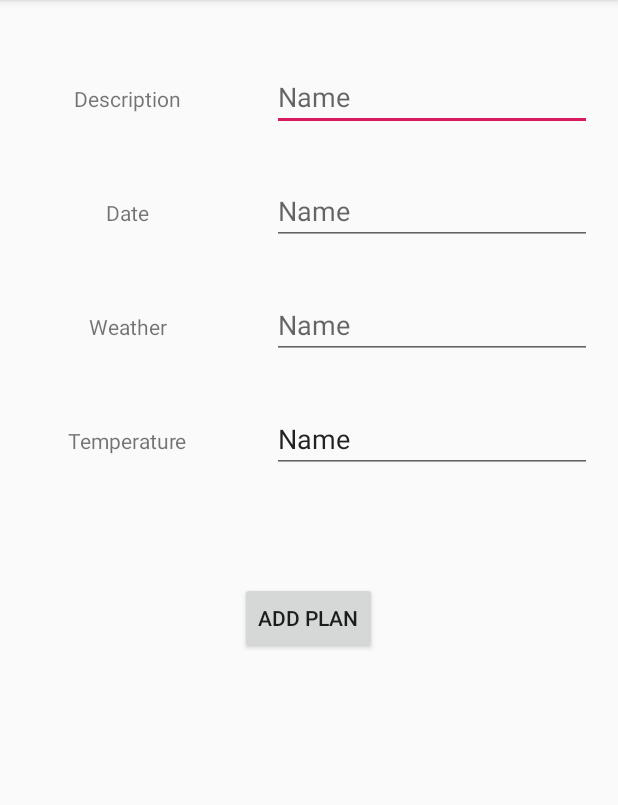
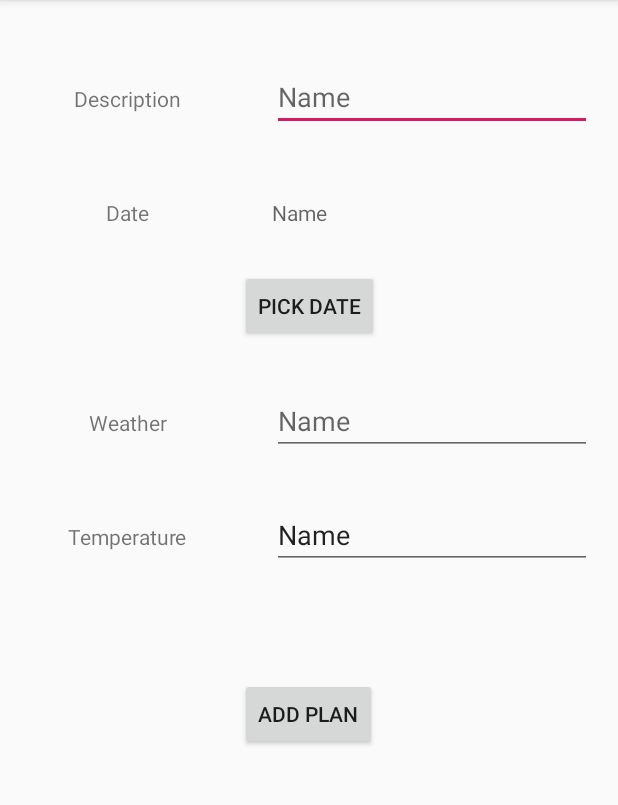
Before and after one commit to mw1213/planner, an Android app: the screen it shows after launch (MainActivity), in the side drawer, after a tap on "New Plan", on a phone screen of 412 x 824 dp, the part 84-889 px from its top. Run offline under Robolectric (Android 15) with nearby library versions, the phone set to English and light mode, and no system bars.

Commit message:
DatePicker added to new plan

```diff
--- a/app/src/main/java/com/agh/planner/TodoNewFormFragment.java
+++ b/app/src/main/java/com/agh/planner/TodoNewFormFragment.java
@@ -8,6 +8,7 @@ import android.view.LayoutInflater;
 import android.view.View;
 import android.view.ViewGroup;
 import android.widget.EditText;
+import android.widget.TextView;
 import android.widget.Toast;
 
 import com.agh.planner.db.DatabaseHelper;
@@ -16,7 +17,7 @@ public class TodoNewFormFragment extends Fragment {
 
     DatabaseHelper db;
     EditText description;
-    EditText date;
+    TextView date;
     EditText temperature;
     EditText weather;
     @Nullable
@@ -24,7 +25,7 @@ public class TodoNewFormFragment extends Fragment {
     public View onCreateView(@NonNull LayoutInflater inflater, @Nullable ViewGroup container, @Nullable Bundle savedInstanceState) {
         initDb();
         View view = inflater.inflate(R.layout.fragment_todo_new, container, false);
-        date = view.findViewById(R.id.date_text);
+        date = view.findViewById(R.id.date_text); //dd-mm-yyyy
         description = view.findViewById(R.id.description_text);
         temperature = view.findViewById(R.id.temperature);
         weather = view.findViewById(R.id.weather_type);
--- a/app/src/main/res/layout/fragment_todo_new.xml
+++ b/app/src/main/res/layout/fragment_todo_new.xml
@@ -38,7 +38,7 @@
         android:gravity="center"
         android:text="Weather"
         app:layout_constraintStart_toStartOf="parent"
-        app:layout_constraintTop_toBottomOf="@+id/textView2" />
+        app:layout_constraintTop_toBottomOf="@+id/datePicker_new" />
 
     <TextView
         android:id="@+id/textView4"
@@ -62,7 +62,7 @@
         app:layout_constraintBaseline_toBaselineOf="@+id/description"
         app:layout_constraintStart_toEndOf="@+id/description" />
 
-    <EditText
+    <TextView
         android:id="@+id/date_text"
         android:layout_width="wrap_content"
         android:layout_height="wrap_content"
@@ -106,4 +106,19 @@
         app:layout_constraintHorizontal_bias="0.498"
         app:layout_constraintStart_toStartOf="parent"
         app:layout_constraintTop_toBottomOf="@+id/textView4" />
+
+    <Button
+        android:id="@+id/datePicker_new"
+        android:layout_width="wrap_content"
+        android:layout_height="wrap_content"
+        android:layout_marginStart="8dp"
+        android:layout_marginTop="16dp"
+        android:layout_marginEnd="8dp"
+        android:onClick="showDatePickerDialog"
+        android:text="Pick Date"
+        app:layout_constraintEnd_toEndOf="parent"
+        app:layout_constraintStart_toStartOf="parent"
+        app:layout_constraintTop_toBottomOf="@+id/textView2" />
+
+
 </android.support.constraint.ConstraintLayout>
```
Also changed, not shown: app/src/main/java/com/agh/planner/DatePickerFragment.java (added, +53 -0 lines), app/src/main/java/com/agh/planner/MainActivity.java (+13 -1 lines).
